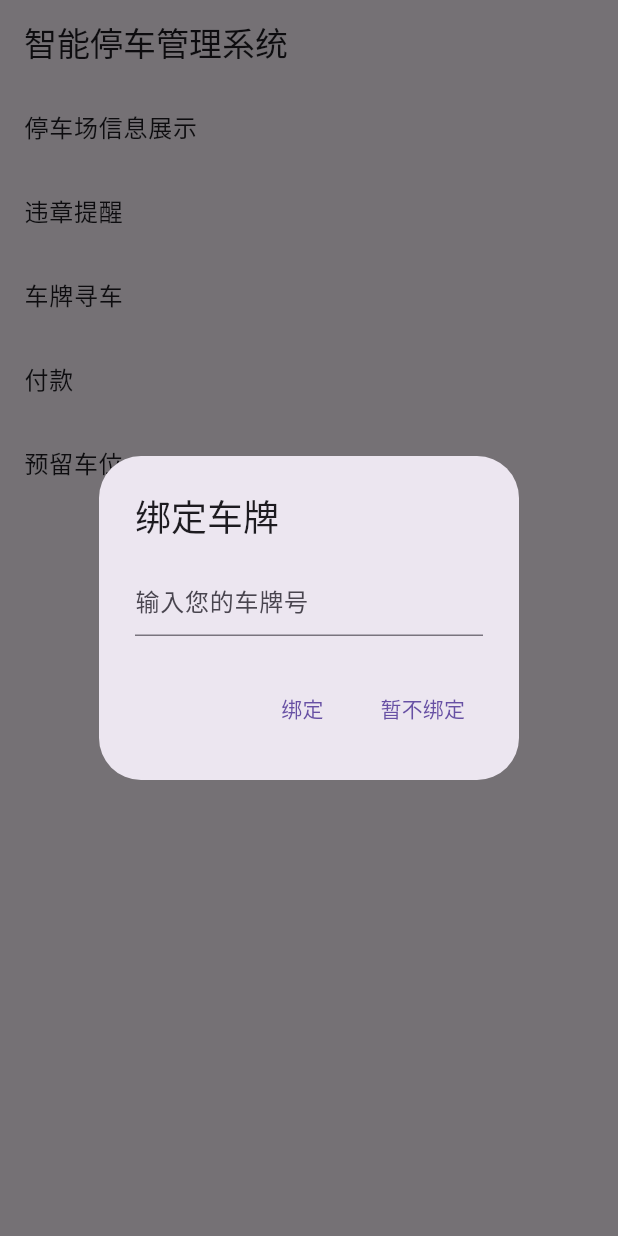
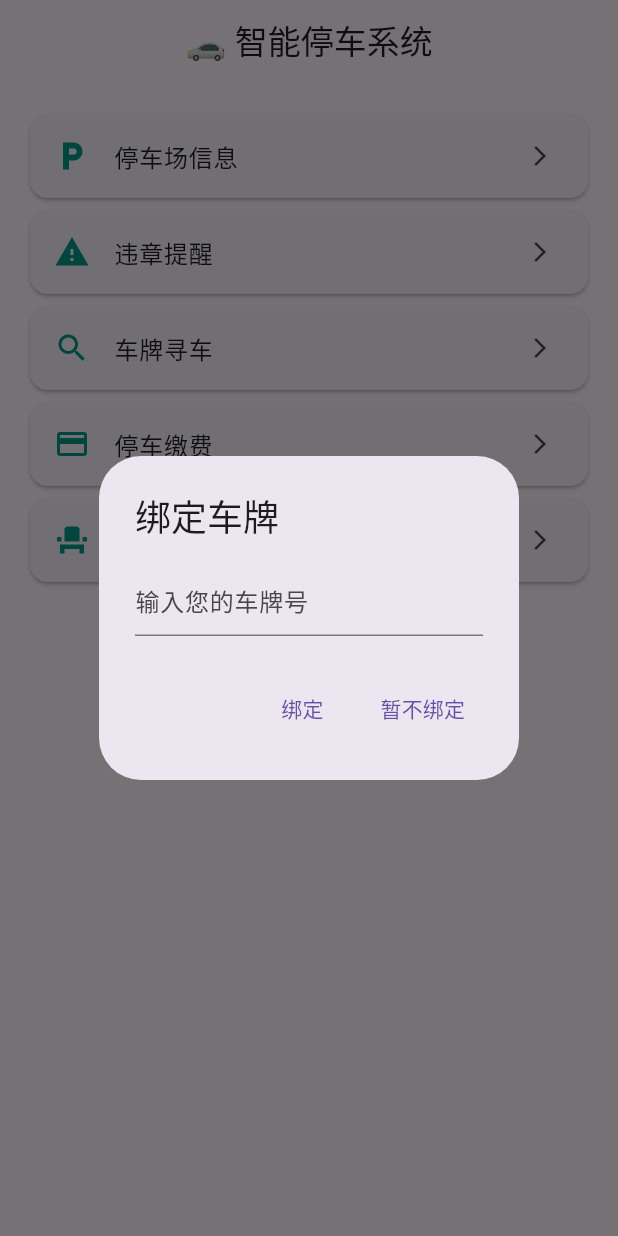
Before and after one commit to KeithCoreDumped/parking, a Flutter app: the screen it shows after launch, after a tap on "违章提醒", on a phone screen of 412 x 824 dp. Run offline on Flutter 3.47's test engine with Material 3 defaults, Android fonts, the phone set to English and light mode, and no system bars.

Commit message:
prettified 1

```diff
--- a/lib/main.dart
+++ b/lib/main.dart
@@ -11,10 +11,11 @@ class ParkingApp extends StatelessWidget {
   @override
   Widget build(BuildContext context) {
     return MaterialApp(
-      debugShowCheckedModeBanner: false,
       title: '智能停车管理系统',
       theme: ThemeData(
-        primarySwatch: Colors.blue,
+        primarySwatch: Colors.teal,
+        appBarTheme: const AppBarTheme(centerTitle: true),
+        useMaterial3: true,
       ),
       home: const HomeScreen(),
     );
--- a/lib/screens/home_screen.dart
+++ b/lib/screens/home_screen.dart
@@ -9,48 +9,46 @@ import 'reservation_screen.dart';
 class HomeScreen extends StatelessWidget {
   const HomeScreen({super.key});
 
-  void navigateWithCheck(BuildContext context, Widget screen) {
+  void _navigateWithCheck(BuildContext context, Widget page) {
     if (!CarPlateProvider.isBound()) {
       showDialog(
         context: context,
-        builder: (_) => CarPlateBindingDialog(nextScreen: screen),
+        builder: (_) => CarPlateBindingDialog(nextScreen: page),
       );
     } else {
-      Navigator.push(context, MaterialPageRoute(builder: (_) => screen));
+      Navigator.push(context, MaterialPageRoute(builder: (_) => page));
     }
   }
 
   @override
   Widget build(BuildContext context) {
     return Scaffold(
-      appBar: AppBar(title: const Text('智能停车管理系统')),
+      appBar: AppBar(title: const Text('🚗 智能停车系统')),
       body: ListView(
+        padding: const EdgeInsets.all(16),
         children: [
-          ListTile(
-            title: const Text('停车场信息展示'),
-            onTap: () => Navigator.push(context, MaterialPageRoute(builder: (_) => ParkInfoScreen())),
-          ),
-          ListTile(
-            title: const Text('违章提醒'),
-            onTap: () => navigateWithCheck(context, ViolationScreen()),
-          ),
-          ListTile(
-            title: const Text('车牌寻车'),
-            onTap: () => navigateWithCheck(context, FindCarScreen()),
-          ),
-          ListTile(
-            title: const Text('付款'),
-            onTap: () => navigateWithCheck(context, PaymentScreen()),
-          ),
-          ListTile(
-            title: const Text('预留车位'),
-            onTap: () => navigateWithCheck(context, ReservationScreen()),
-          ),
+          _buildTile(context, Icons.local_parking, '停车场信息', ParkInfoScreen(), requirePlate: false),
+          _buildTile(context, Icons.warning, '违章提醒', ViolationScreen()),
+          _buildTile(context, Icons.search, '车牌寻车', FindCarScreen()),
+          _buildTile(context, Icons.payment, '停车缴费', PaymentScreen()),
+          _buildTile(context, Icons.event_seat, '预留车位', ReservationScreen()),
         ],
       ),
     );
   }
+
+  Widget _buildTile(BuildContext context, IconData icon, String title, Widget screen, {bool requirePlate = true}) {
+    return Card(
+      child: ListTile(
+        leading: Icon(icon, color: Colors.teal),
+        title: Text(title),
+        trailing: const Icon(Icons.arrow_forward_ios, size: 16),
+        onTap: () => requirePlate ? _navigateWithCheck(context, screen) : Navigator.push(context, MaterialPageRoute(builder: (_) => screen)),
+      ),
+    );
+  }
 }
+
 
 class CarPlateBindingDialog extends StatefulWidget {
   final Widget nextScreen;
--- a/lib/screens/payment_screen.dart
+++ b/lib/screens/payment_screen.dart
@@ -5,30 +5,26 @@ class PaymentScreen extends StatelessWidget {
 
   @override
   Widget build(BuildContext context) {
-    final duration = 2;
-    final fee = duration * 5;
-
     return Scaffold(
-      appBar: AppBar(title: const Text('付款')),
-      body: Center(
+      appBar: AppBar(title: const Text('💰 停车缴费')),
+      body: Padding(
+        padding: const EdgeInsets.all(20),
         child: Column(
           mainAxisAlignment: MainAxisAlignment.center,
           children: [
-            Text('停车时长：$duration 小时，应付：$fee 元'),
-            const SizedBox(height: 20),
-            ElevatedButton(
-              child: const Text('模拟支付'),
+            const Text('停车时长：2小时', style: TextStyle(fontSize: 18)),
+            const SizedBox(height: 10),
+            const Text('费用：10元', style: TextStyle(fontSize: 18)),
+            const SizedBox(height: 30),
+            ElevatedButton.icon(
+              icon: Icon(Icons.payment),
+              label: const Text('模拟支付'),
               onPressed: () => showDialog(
                 context: context,
                 builder: (_) => AlertDialog(
-                  title: const Text('支付成功'),
-                  content: Text('支付金额：$fee元'),
-                  actions: [
-                    TextButton(
-                      child: const Text('确定'),
-                      onPressed: () => Navigator.pop(context),
-                    ),
-                  ],
+                  title: const Text('🎉 支付成功'),
+                  content: const Text('您已成功支付10元'),
+                  actions: [TextButton(child: const Text('确定'), onPressed: () => Navigator.pop(context))],
                 ),
               ),
             ),
--- a/pubspec.yaml
+++ b/pubspec.yaml
@@ -30,7 +30,7 @@ environment:
 dependencies:
   flutter:
     sdk: flutter
-
+  http: ^1.3.0
   # The following adds the Cupertino Icons font to your application.
   # Use with the CupertinoIcons class for iOS style icons.
   cupertino_icons: ^1.0.8
```
Also changed, not shown: lib/screens/find_car_screen.dart (+18 -5 lines), lib/screens/park_info_screen.dart (+13 -18 lines), lib/screens/reservation_screen.dart (+7 -13 lines), lib/screens/violation_screen.dart (+7 -17 lines), pubspec.lock.
